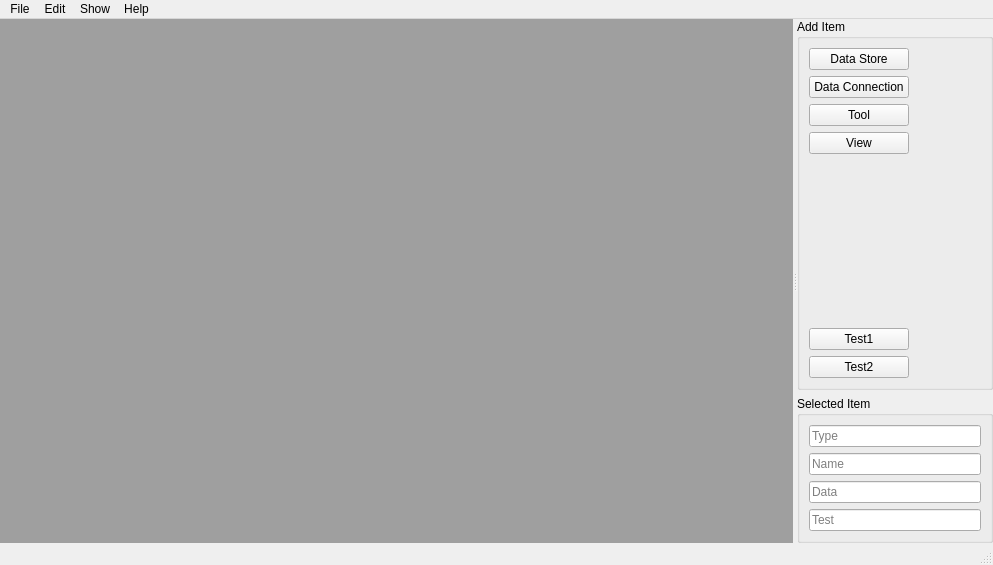
Above: spinetoolbox/ui/mainwindow.ui from spine-tools/Spine-Toolbox before the change. Below: the same form after it.
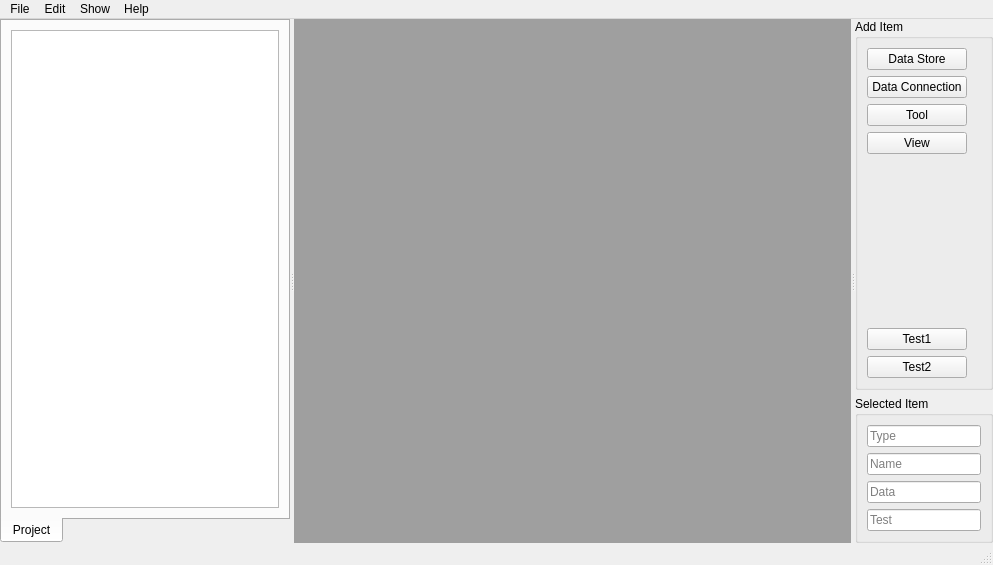
That is the form after the change.

Commit message: Project contents are saved to a model. QMdiSubWindow closeEvent reimplemented.

Diff of the .ui file:
```diff
--- a/spinetoolbox/ui/mainwindow.ui
+++ b/spinetoolbox/ui/mainwindow.ui
@@ -34,9 +34,9 @@
    <string>Spine Toolbox</string>
   </property>
   <widget class="QWidget" name="centralwidget">
-   <layout class="QHBoxLayout" name="horizontalLayout_4">
+   <layout class="QVBoxLayout" name="verticalLayout_4">
     <property name="spacing">
-     <number>6</number>
+     <number>0</number>
     </property>
     <property name="leftMargin">
      <number>0</number>
@@ -51,10 +51,54 @@
      <number>0</number>
     </property>
     <item>
+     <widget class="QSplitter" name="splitter_2">
+      <property name="orientation">
+       <enum>Qt::Horizontal</enum>
+      </property>
      <widget class="QSplitter" name="splitter">
       <property name="orientation">
        <enum>Qt::Horizontal</enum>
       </property>
+       <widget class="QTabWidget" name="tabWidget">
+        <property name="sizePolicy">
+         <sizepolicy hsizetype="Ignored" vsizetype="Ignored">
+          <horstretch>0</horstretch>
+          <verstretch>0</verstretch>
+         </sizepolicy>
+        </property>
+        <property name="tabPosition">
+         <enum>QTabWidget::South</enum>
+        </property>
+        <property name="currentIndex">
+         <number>0</number>
+        </property>
+        <property name="documentMode">
+         <bool>false</bool>
+        </property>
+        <property name="tabsClosable">
+         <bool>false</bool>
+        </property>
+        <property name="tabBarAutoHide">
+         <bool>false</bool>
+        </property>
+        <widget class="QWidget" name="tab_project">
+         <attribute name="title">
+          <string>Project</string>
+         </attribute>
+         <layout class="QVBoxLayout" name="verticalLayout_2">
+          <item>
+           <widget class="QTreeView" name="treeView_project">
+            <property name="contextMenuPolicy">
+             <enum>Qt::CustomContextMenu</enum>
+            </property>
+            <property name="editTriggers">
+             <set>QAbstractItemView::EditKeyPressed</set>
+            </property>
+           </widget>
+          </item>
+         </layout>
+        </widget>
+       </widget>
       <widget class="QMdiArea" name="mdiArea">
        <property name="viewMode">
         <enum>QMdiArea::SubWindowView</enum>
@@ -62,6 +106,7 @@
        <property name="tabsMovable">
         <bool>false</bool>
        </property>
+       </widget>
       </widget>
       <widget class="QWidget" name="verticalLayoutWidget">
        <layout class="QVBoxLayout" name="verticalLayout_3">
```
Lines whose indentation alone changed are shown as unchanged. The commit also changes 10 other files.
